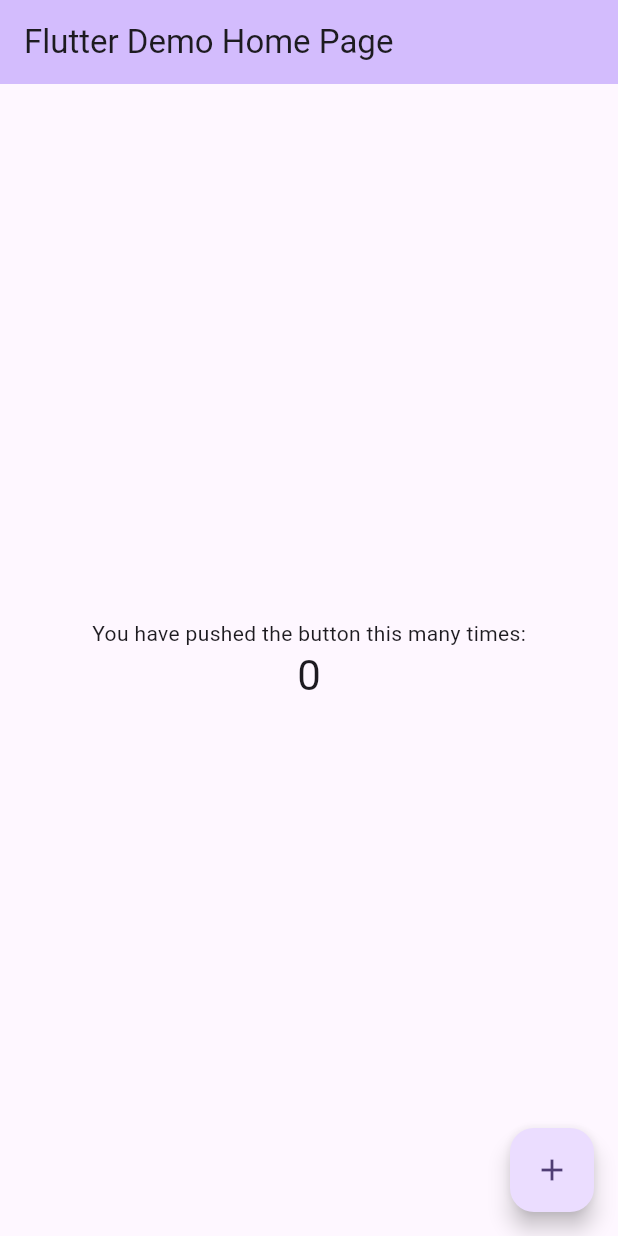
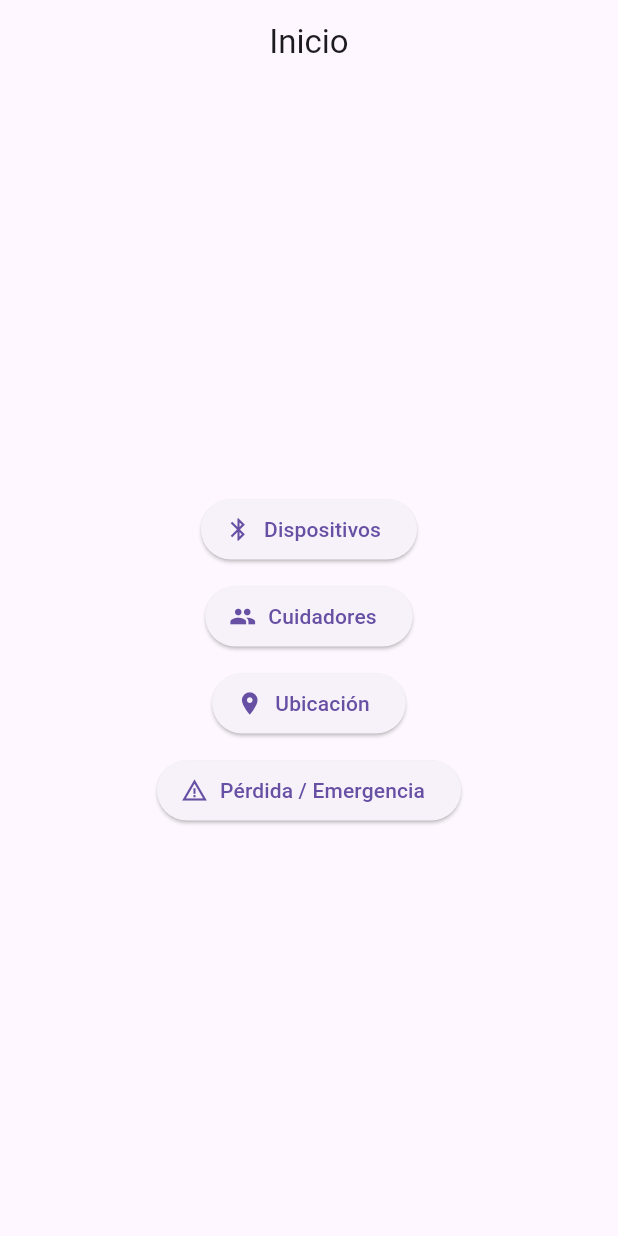
Before and after one commit to KUR0KAWAI/baston_bt_app, a Flutter app: the screen it shows after launch, on a phone screen of 412 x 824 dp. Run offline on Flutter 3.47's test engine with Material 3 defaults, Android fonts, the phone set to English and light mode, and no system bars; our stand-ins replace flutter_secure_storage, sqflite_sqlcipher; accounts and stored records are empty.

Commit message:
Actualización #2: Navegación funcional, páginas básicas creadas, base de datos SQLite encriptada y módulo de seguridad con secure.dart

```diff
--- a/lib/main.dart
+++ b/lib/main.dart
@@ -1,4 +1,5 @@
 import 'package:flutter/material.dart';
+import 'package:baston_bt_app/pages/inicio_page.dart';
 
 void main() {
   runApp(const MyApp());
@@ -7,116 +8,15 @@ void main() {
 class MyApp extends StatelessWidget {
   const MyApp({super.key});
 
-  // This widget is the root of your application.
   @override
   Widget build(BuildContext context) {
     return MaterialApp(
-      title: 'Flutter Demo',
+      title: 'Bastón BT App',
       theme: ThemeData(
-        // This is the theme of your application.
-        //
-        // TRY THIS: Try running your application with "flutter run". You'll see
-        // the application has a purple toolbar. Then, without quitting the app,
-        // try changing the seedColor in the colorScheme below to Colors.green
-        // and then invoke "hot reload" (save your changes or press the "hot
-        // reload" button in a Flutter-supported IDE, or press "r" if you used
-        // the command line to start the app).
-        //
-        // Notice that the counter didn't reset back to zero; the application
-        // state is not lost during the reload. To reset the state, use hot
-        // restart instead.
-        //
-        // This works for code too, not just values: Most code changes can be
-        // tested with just a hot reload.
-        colorScheme: ColorScheme.fromSeed(seedColor: Colors.deepPurple),
+        primarySwatch: Colors.deepPurple,
+        useMaterial3: true,
       ),
-      home: const MyHomePage(title: 'Flutter Demo Home Page'),
+      home: const InicioPage(), // <- Aquí cargamos nuestra pantalla de inicio
     );
   }
 }
-
-class MyHomePage extends StatefulWidget {
-  const MyHomePage({super.key, required this.title});
-
-  // This widget is the home page of your application. It is stateful, meaning
-  // that it has a State object (defined below) that contains fields that affect
-  // how it looks.
-
-  // This class is the configuration for the state. It holds the values (in this
-  // case the title) provided by the parent (in this case the App widget) and
-  // used by the build method of the State. Fields in a Widget subclass are
-  // always marked "final".
-
-  final String title;
-
-  @override
-  State<MyHomePage> createState() => _MyHomePageState();
-}
-
-class _MyHomePageState extends State<MyHomePage> {
-  int _counter = 0;
-
-  void _incrementCounter() {
-    setState(() {
-      // This call to setState tells the Flutter framework that something has
-      // changed in this State, which causes it to rerun the build method below
-      // so that the display can reflect the updated values. If we changed
-      // _counter without calling setState(), then the build method would not be
-      // called again, and so nothing would appear to happen.
-      _counter++;
-    });
-  }
-
-  @override
-  Widget build(BuildContext context) {
-    // This method is rerun every time setState is called, for instance as done
-    // by the _incrementCounter method above.
-    //
-    // The Flutter framework has been optimized to make rerunning build methods
-    // fast, so that you can just rebuild anything that needs updating rather
-    // than having to individually change instances of widgets.
-    return Scaffold(
-      appBar: AppBar(
-        // TRY THIS: Try changing the color here to a specific color (to
-        // Colors.amber, perhaps?) and trigger a hot reload to see the AppBar
-        // change color while the other colors stay the same.
-        backgroundColor: Theme.of(context).colorScheme.inversePrimary,
-        // Here we take the value from the MyHomePage object that was created by
-        // the App.build method, and use it to set our appbar title.
-        title: Text(widget.title),
-      ),
-      body: Center(
-        // Center is a layout widget. It takes a single child and positions it
-        // in the middle of the parent.
-        child: Column(
-          // Column is also a layout widget. It takes a list of children and
-          // arranges them vertically. By default, it sizes itself to fit its
-          // children horizontally, and tries to be as tall as its parent.
-          //
-          // Column has various properties to control how it sizes itself and
-          // how it positions its children. Here we use mainAxisAlignment to
-          // center the children vertically; the main axis here is the vertical
-          // axis because Columns are vertical (the cross axis would be
-          // horizontal).
-          //
-          // TRY THIS: Invoke "debug painting" (choose the "Toggle Debug Paint"
-          // action in the IDE, or press "p" in the console), to see the
-          // wireframe for each widget.
-          mainAxisAlignment: MainAxisAlignment.center,
-          children: <Widget>[
-            const Text('You have pushed the button this many times:'),
-            Text(
-              '$_counter',
-              style: Theme.of(context).textTheme.headlineMedium,
-            ),
-          ],
-        ),
-      ),
-      floatingActionButton: FloatingActionButton(
-        onPressed: _incrementCounter,
-        tooltip: 'Increment',
-        child: const Icon(Icons.add),
-      ), // This trailing comma makes auto-formatting nicer for build methods.
-    );
-  }
-}
--- /dev/null
+++ b/lib/pages/cuidadores_page.dart
@@ -0,0 +1,16 @@
+// lib/pages/cuidadores_page.dart
+import 'package:flutter/material.dart';
+
+
+class CuidadoresPage extends StatelessWidget {
+  const CuidadoresPage({super.key});
+
+
+  @override
+  Widget build(BuildContext context) {
+    return Scaffold(
+      appBar: AppBar(title: const Text('Cuidadores')),
+      body: const Center(child: Text('Administrar cuidadores')),
+    );
+  }
+}
--- /dev/null
+++ b/lib/pages/dispositivos_page.dart
@@ -0,0 +1,16 @@
+// lib/pages/dispositivos_page.dart
+import 'package:flutter/material.dart';
+
+
+class DispositivosPage extends StatelessWidget {
+  const DispositivosPage({super.key});
+
+
+  @override
+  Widget build(BuildContext context) {
+    return Scaffold(
+      appBar: AppBar(title: const Text('Lista de Dispositivos')),
+      body: const Center(child: Text('Aquí se listarán los dispositivos detectados')),
+    );
+  }
+}
--- /dev/null
+++ b/lib/pages/inicio_page.dart
@@ -0,0 +1,79 @@
+import 'package:flutter/material.dart';
+
+// Importación de las páginas correspondientes
+import 'dispositivos_page.dart';
+import 'cuidadores_page.dart';
+import 'ubicacion_page.dart';
+import 'gestion_baston_page.dart';
+
+class InicioPage extends StatelessWidget {
+  const InicioPage({super.key});
+
+  @override
+  Widget build(BuildContext context) {
+    return Scaffold(
+      appBar: AppBar(
+        title: const Text('Inicio'),
+        centerTitle: true,
+      ),
+      body: Center(
+        child: Column(
+          mainAxisAlignment: MainAxisAlignment.center,
+          children: [
+            ElevatedButton.icon(
+              icon: const Icon(Icons.bluetooth),
+              label: const Text('Dispositivos'),
+              onPressed: () {
+                Navigator.push(
+                  context,
+                  MaterialPageRoute(
+                    builder: (context) => const DispositivosPage(),
+                  ),
+                );
+              },
+            ),
+            const SizedBox(height: 10),
+            ElevatedButton.icon(
+              icon: const Icon(Icons.group),
+              label: const Text('Cuidadores'),
+              onPressed: () {
+                Navigator.push(
+                  context,
+                  MaterialPageRoute(
+                    builder: (context) => const CuidadoresPage(),
+                  ),
+                );
+              },
+            ),
+            const SizedBox(height: 10),
+            ElevatedButton.icon(
+              icon: const Icon(Icons.location_on),
+              label: const Text('Ubicación'),
+              onPressed: () {
+                Navigator.push(
+                  context,
+                  MaterialPageRoute(
+                    builder: (context) => const UbicacionPage(),
+                  ),
+                );
+              },
+            ),
+            const SizedBox(height: 10),
+            ElevatedButton.icon(
+              icon: const Icon(Icons.warning_amber),
+              label: const Text('Pérdida / Emergencia'),
+              onPressed: () {
+                Navigator.push(
+                  context,
+                  MaterialPageRoute(
+                    builder: (context) => const GestionBastonPage(),
+                  ),
+                );
+              },
+            ),
+          ],
+        ),
+      ),
+    );
+  }
+}
--- /dev/null
+++ b/lib/pages/ubicacion_page.dart
@@ -0,0 +1,16 @@
+// lib/pages/ubicacion_page.dart
+import 'package:flutter/material.dart';
+
+
+class UbicacionPage extends StatelessWidget {
+  const UbicacionPage({super.key});
+
+
+  @override
+  Widget build(BuildContext context) {
+    return Scaffold(
+      appBar: AppBar(title: const Text('Ubicación')),
+      body: const Center(child: Text('Zonas seguras, mapa y registros de ubicación')),
+    );
+  }
+}
--- a/pubspec.yaml
+++ b/pubspec.yaml
@@ -34,6 +34,12 @@ dependencies:
   # The following adds the Cupertino Icons font to your application.
   # Use with the CupertinoIcons class for iOS style icons.
   cupertino_icons: ^1.0.8
+
+  # Seguridad y BD cifrada
+  flutter_secure_storage: ^9.2.2
+  sqflite_sqlcipher: ^3.3.0
+  sqlcipher_flutter_libs: ^0.6.1
+  path: ^1.9.0
 
 dev_dependencies:
   flutter_test:
```
Also changed, not shown: lib/data/local_db.dart (added, +169 -0 lines), lib/pages/gestion_baston_page.dart (added, +16 -0 lines), lib/services/secure.dart (added, +33 -0 lines), pubspec.lock.
